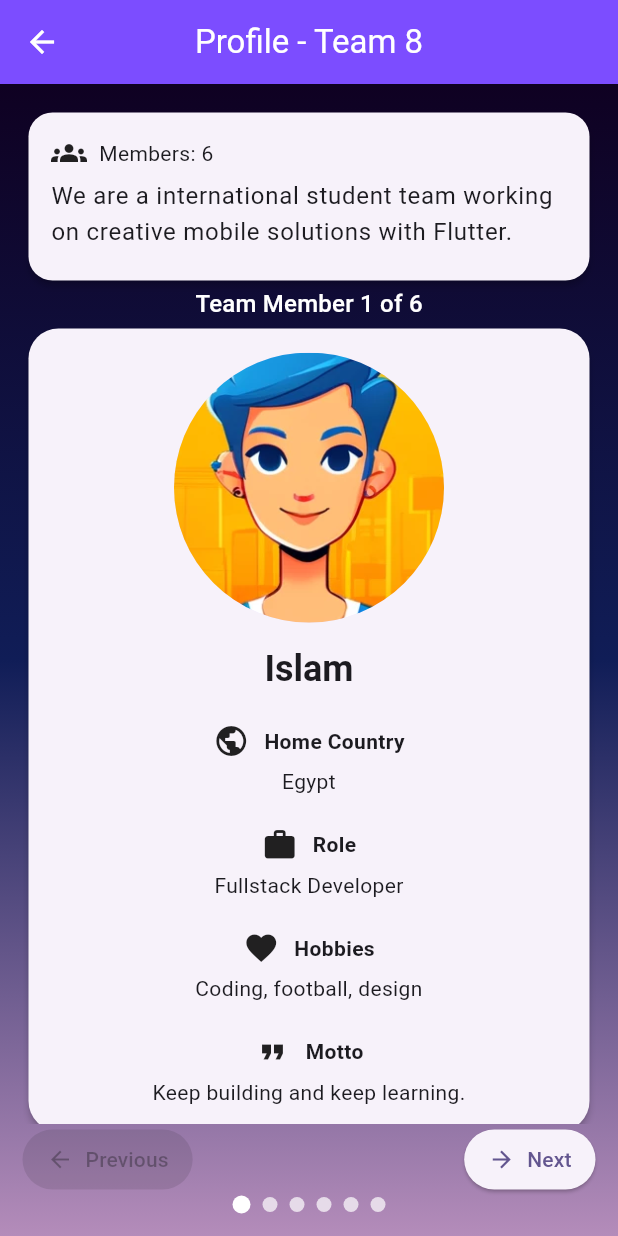
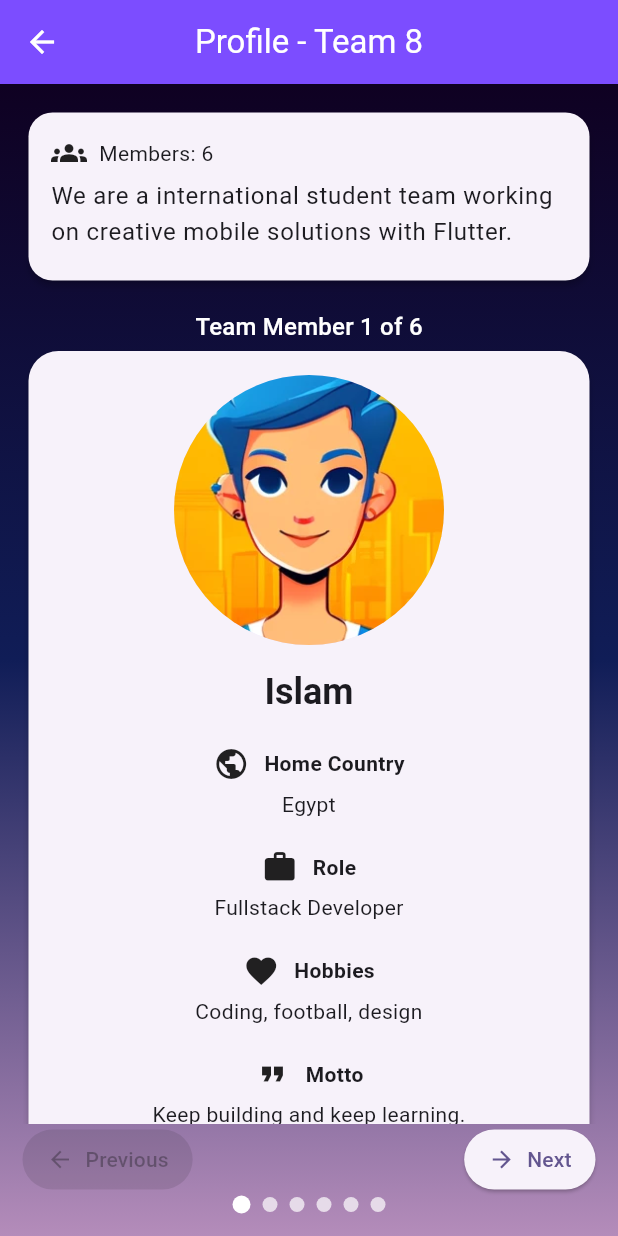
Before and after one commit to leonGreg/mobile-applications-ss26-group-8, a Flutter app: the TeamProfile screen opened by its route, on a phone screen of 412 x 824 dp. Run offline on Flutter 3.47's test engine with Material 3 defaults, Android fonts, the phone set to English and light mode, and no system bars.

Commit message:
minor layout fix + added new images

```diff
--- a/lib/data/team_data.dart
+++ b/lib/data/team_data.dart
@@ -29,19 +29,19 @@ final List<TeamMember> teamMembers = [
     imagePath: 'assets/images/avatar4.png',
   ),
   TeamMember(
+    name: 'Ismail',
+    country: 'Turkey',
+    role: 'Fullstack Developer',
+    hobbies: 'Football',
+    motto: 'I live once',
+    imagePath: 'assets/images/avatar6.png',
+  ),
+  TeamMember(
     name: '',
     country: '',
     role: '',
     hobbies: '',
     motto: '',
-    imagePath: '',
-  ),
-  TeamMember(
-    name: 'Ismail',
-    country: 'Turkey',
-    role: 'Fullstack Developer',
-    hobbies: 'Football',
-    motto: 'I live once',
     imagePath: '',
   ),
   TeamMember(
--- a/lib/pages/unit_03/team_profile.dart
+++ b/lib/pages/unit_03/team_profile.dart
@@ -58,10 +58,15 @@ class _TeamProfileState extends State<TeamProfile> {
                 teamDescription: teamDescription,
                 memberCount: teamMembers.length,
               ),
+              SizedBox(height: 15),
+
               Text(
                 'Team Member ${currentIndex + 1} of ${teamMembers.length}',
-                style: Theme.of(context).textTheme.titleMedium?.copyWith(color: Colors.white),
+                style: Theme.of(
+                  context,
+                ).textTheme.titleMedium?.copyWith(color: Colors.white),
               ),
+
               Expanded(
                 child: PageView.builder(
                   controller: _pageController,
@@ -85,15 +90,23 @@ class _TeamProfileState extends State<TeamProfile> {
                     icon: const Icon(Icons.arrow_back),
                     label: const Text('Previous'),
                     style: ElevatedButton.styleFrom(
-                      padding: const EdgeInsets.symmetric(horizontal: 16, vertical: 10),
+                      padding: const EdgeInsets.symmetric(
+                        horizontal: 16,
+                        vertical: 10,
+                      ),
                     ),
                   ),
                   ElevatedButton.icon(
-                    onPressed: currentIndex == teamMembers.length - 1 ? null : goToNext,
+                    onPressed: currentIndex == teamMembers.length - 1
+                        ? null
+                        : goToNext,
                     icon: const Icon(Icons.arrow_forward),
                     label: const Text('Next'),
                     style: ElevatedButton.styleFrom(
-                      padding: const EdgeInsets.symmetric(horizontal: 16, vertical: 10),
+                      padding: const EdgeInsets.symmetric(
+                        horizontal: 16,
+                        vertical: 10,
+                      ),
                     ),
                   ),
                 ],
@@ -102,7 +115,7 @@ class _TeamProfileState extends State<TeamProfile> {
                 mainAxisAlignment: MainAxisAlignment.center,
                 children: List.generate(
                   teamMembers.length,
-                      (index) => GestureDetector(
+                  (index) => GestureDetector(
                     onTap: () {
                       _pageController.animateToPage(
                         index,
```
Also changed, not shown: assets/images/avatar2.png, assets/images/avatar6.png (added).
